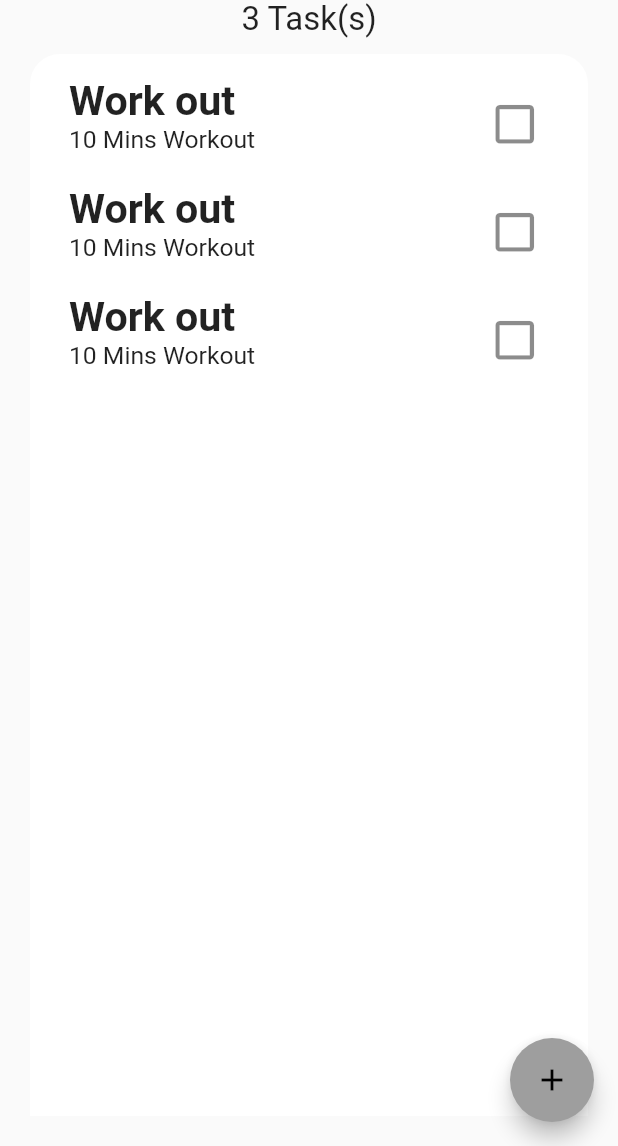
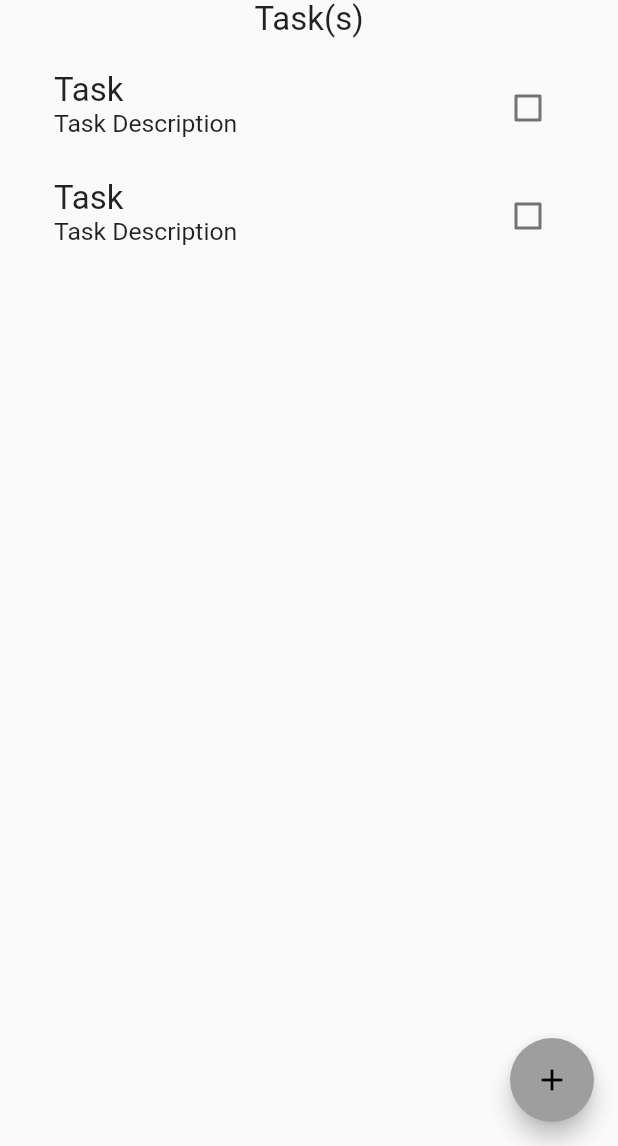
Before and after one commit to Adzumr/Debt-Monitor, a Flutter app: the screen it shows after launch, on a phone screen of 412 x 824 dp, the part 90-1236 px from its top. Run offline on Flutter 3.47's test engine with Material 2 defaults, Android fonts, the phone set to English and light mode, and no system bars; our stand-ins replace device_preview, sizer.

Commit message:
Update UI

```diff
--- a/lib/main.dart
+++ b/lib/main.dart
@@ -1,7 +1,9 @@
-
+import 'package:debt_monitor/model/task.dart';
+import 'package:debt_monitor/model/taskData.dart';
 import 'package:debt_monitor/screens/mainScreen.dart';
 import 'package:device_preview/device_preview.dart';
 import 'package:flutter/material.dart';
+import 'package:provider/provider.dart';
 
 void main() => runApp(
       DevicePreview(
--- /dev/null
+++ b/lib/model/task.dart
@@ -0,0 +1,14 @@
+class Task {
+  String? name;
+  String? description;
+  bool isDone;
+
+  Task({
+    this.isDone = false,
+    this.name,
+    this.description,
+  });
+  void isDOneToggle() {
+    isDone = !isDone;
+  }
+}
--- /dev/null
+++ b/lib/model/taskData.dart
@@ -0,0 +1,10 @@
+import 'package:debt_monitor/model/task.dart';
+import 'package:flutter/foundation.dart';
+
+class TaskData extends ChangeNotifier {
+  List<Task> tasks = [
+    Task(name: 'Workout', description: "10 mins daily"),
+    Task(name: 'Workout', description: "10 mins daily"),
+    Task(name: 'Workout', description: "10 mins daily"),
+  ];
+}
--- a/lib/model/taskModel.dart
+++ /dev/null
@@ -1,45 +0,0 @@
-import 'package:flutter/material.dart';
-import 'package:sizer/sizer.dart';
-
-import '../preDefined.dart';
-
-class TaskTile extends StatefulWidget {
-  const TaskTile({Key? key}) : super(key: key);
-
-  @override
-  State<TaskTile> createState() => _TaskTileState();
-}
-
-bool stateValue = false;
-
-class _TaskTileState extends State<TaskTile> {
-  @override
-  Widget build(BuildContext context) {
-    return ListTile(
-      title: Text(
-        "Work out",
-        style: stateValue
-            ? titleFontStyle.copyWith(decoration: TextDecoration.lineThrough)
-            : titleFontStyle,
-      ),
-      subtitle: Text(
-        "10 Mins Workout",
-        style: stateValue
-            ? bodyFontStyle.copyWith(
-                fontSize: 12.sp, decoration: TextDecoration.lineThrough)
-            : bodyFontStyle.copyWith(fontSize: 12.sp),
-      ),
-      trailing: IconButton(
-        onPressed: () {
-          setState(() {
-            stateValue = !stateValue;
-          });
-        },
-        icon: Icon(
-          stateValue ? Icons.check_box_outlined : Icons.check_box_outline_blank,
-          size: 25.sp,
-        ),
-      ),
-    );
-  }
-}
--- a/lib/screens/mainScreen.dart
+++ b/lib/screens/mainScreen.dart
@@ -1,4 +1,3 @@
-import 'package:debt_monitor/model/taskModel.dart';
 import 'package:debt_monitor/preDefined.dart';
 import 'package:flutter/material.dart';
 import 'package:sizer/sizer.dart';
@@ -10,12 +9,6 @@ class ToDoScreen extends StatefulWidget {
   State<ToDoScreen> createState() => _ToDoScreenState();
 }
 
-List<Widget> taskList = [
-  TaskTile(),
-  TaskTile(),
-  TaskTile(),
-];
-
 class _ToDoScreenState extends State<ToDoScreen> {
   bool stateValue = false;
   @override
@@ -25,9 +18,7 @@ class _ToDoScreenState extends State<ToDoScreen> {
         builder: (context, orientation, deviceType) {
           return Scaffold(
             floatingActionButton: FloatingActionButton(
-              onPressed: () {
-                // addTaskMethod(context);
-              },
+              onPressed: () {},
               child: const Icon(Icons.add),
             ),
             body: SafeArea(
@@ -44,28 +35,35 @@ class _ToDoScreenState extends State<ToDoScreen> {
                           style: headFontStyle,
                         ),
                         Text(
-                          "${taskList.length} Task(s)",
+                          "Task(s)",
                           style: bodyFontStyle,
                         ),
                         const SizedBox(height: 10),
                       ],
                     ),
                     Expanded(
-                        child: Container(
-                      padding: const EdgeInsets.all(10),
-                      decoration: const BoxDecoration(
-                        color: Colors.white,
-                        borderRadius: BorderRadius.vertical(
-                          top: Radius.circular(20),
-                        ),
-                      ),
                       child: ListView.builder(
-                        itemCount: taskList.length,
+                        itemCount: 2,
                         itemBuilder: (context, index) {
-                          return taskList[index];
+                          return ListTile(
+                            title: Text(
+                              "Task",
+                              style: bodyFontStyle,
+                            ),
+                            subtitle: Text(
+                              "Task Description",
+                              style: bodyFontStyle.copyWith(
+                                  fontSize: 12.sp,
+                                  fontWeight: FontWeight.normal),
+                            ),
+                            trailing: Checkbox(
+                              value: false,
+                              onChanged: (value) {},
+                            ),
+                          );
                         },
                       ),
-                    )),
+                    ),
                   ],
                 ),
               ),
```
